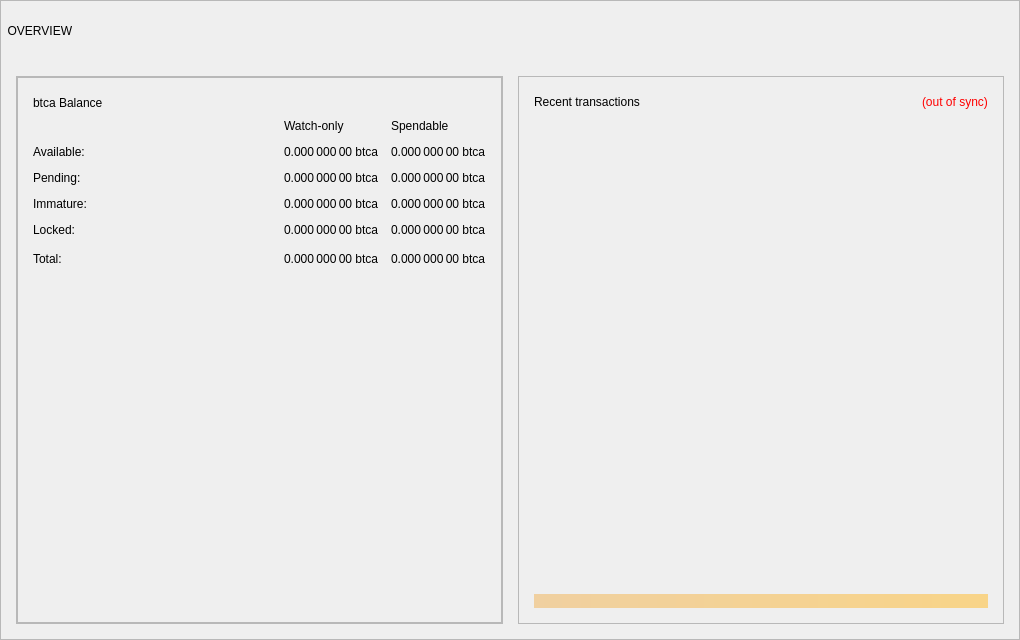
Before: the Qt Designer form src/qt/forms/overviewpage.ui in bitcoinrub/btcr, drawn with Qt 5.
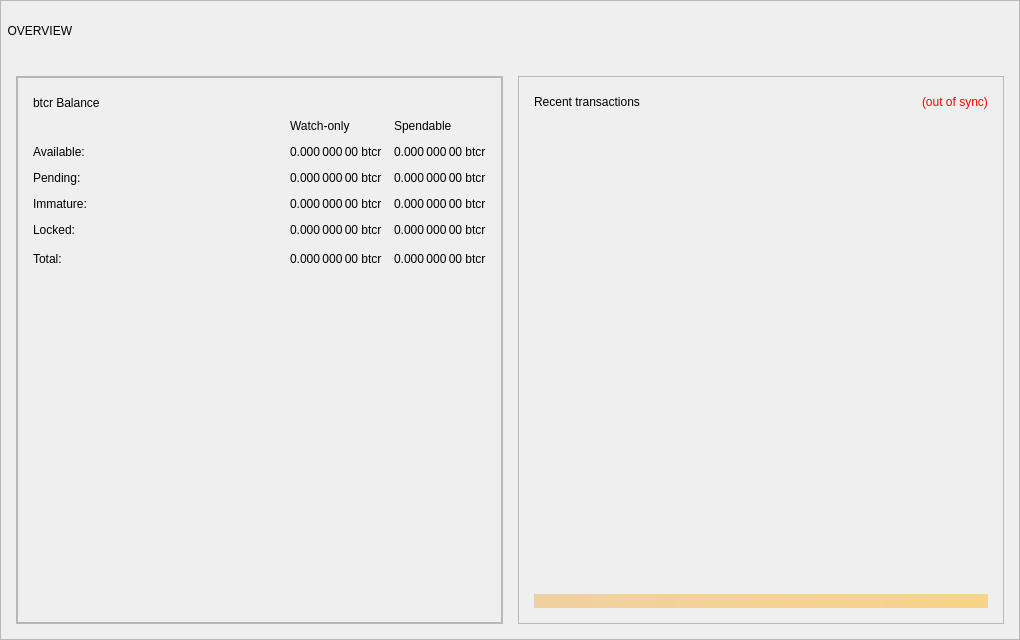
After: the same form once the commit is applied.

```diff
--- a/src/qt/forms/overviewpage.ui
+++ b/src/qt/forms/overviewpage.ui
@@ -291,7 +291,7 @@
                           <font/>
                          </property>
                          <property name="text">
-                          <string>btca Balance</string>
+                          <string>btcr Balance</string>
                          </property>
                         </widget>
                        </item>
@@ -388,7 +388,7 @@
                           <string>Your current balance in watch-only addresses</string>
                          </property>
                          <property name="text">
-                          <string notr="true">0.000 000 00 btca</string>
+                          <string notr="true">0.000 000 00 btcr</string>
                          </property>
                          <property name="alignment">
                           <set>Qt::AlignLeading|Qt::AlignLeft|Qt::AlignVCenter</set>
@@ -410,7 +410,7 @@
                           <string>Your current spendable balance</string>
                          </property>
                          <property name="text">
-                          <string notr="true">0.000 000 00 btca</string>
+                          <string notr="true">0.000 000 00 btcr</string>
                          </property>
                          <property name="alignment">
                           <set>Qt::AlignLeading|Qt::AlignLeft|Qt::AlignVCenter</set>
@@ -432,7 +432,7 @@
                           <string>Unconfirmed transactions to watch-only addresses</string>
                          </property>
                          <property name="text">
-                          <string notr="true">0.000 000 00 btca</string>
+                          <string notr="true">0.000 000 00 btcr</string>
                          </property>
                          <property name="alignment">
                           <set>Qt::AlignLeading|Qt::AlignLeft|Qt::AlignVCenter</set>
@@ -454,7 +454,7 @@
                           <string>Total of transactions that have yet to be confirmed, and do not yet count toward the spendable balance</string>
                          </property>
                          <property name="text">
-                          <string notr="true">0.000 000 00 btca</string>
+                          <string notr="true">0.000 000 00 btcr</string>
                          </property>
                          <property name="alignment">
                           <set>Qt::AlignLeading|Qt::AlignLeft|Qt::AlignVCenter</set>
@@ -476,7 +476,7 @@
                           <string>Staked or masternode rewards in watch-only addresses that has not yet matured</string>
                          </property>
                          <property name="text">
-                          <string notr="true">0.000 000 00 btca</string>
+                          <string notr="true">0.000 000 00 btcr</string>
                          </property>
                          <property name="alignment">
                           <set>Qt::AlignLeading|Qt::AlignLeft|Qt::AlignVCenter</set>
@@ -498,7 +498,7 @@
                           <string>Staked or masternode rewards that has not yet matured</string>
                          </property>
                          <property name="text">
-                          <string notr="true">0.000 000 00 btca</string>
+                          <string notr="true">0.000 000 00 btcr</string>
                          </property>
                          <property name="alignment">
                           <set>Qt::AlignLeading|Qt::AlignLeft|Qt::AlignVCenter</set>
@@ -520,7 +520,7 @@
                           <string>Current locked balance in watch-only addresses</string>
                          </property>
                          <property name="text">
-                          <string notr="true">0.000 000 00 btca</string>
+                          <string notr="true">0.000 000 00 btcr</string>
                          </property>
                          <property name="alignment">
                           <set>Qt::AlignLeading|Qt::AlignLeft|Qt::AlignVCenter</set>
@@ -542,7 +542,7 @@
                           <string>Locked btca or Masternode collaterals. These are excluded from zbtca minting.</string>
                          </property>
                          <property name="text">
-                          <string notr="true">0.000 000 00 btca</string>
+                          <string notr="true">0.000 000 00 btcr</string>
                          </property>
                          <property name="alignment">
                           <set>Qt::AlignLeading|Qt::AlignLeft|Qt::AlignVCenter</set>
@@ -564,7 +564,7 @@
                           <string>Current total balance in watch-only addresses</string>
                          </property>
                          <property name="text">
-                          <string notr="true">0.000 000 00 btca</string>
+                          <string notr="true">0.000 000 00 btcr</string>
                          </property>
                          <property name="alignment">
                           <set>Qt::AlignLeading|Qt::AlignLeft|Qt::AlignVCenter</set>
@@ -586,7 +586,7 @@
                           <string>Your current btca balance, unconfirmed and immature transactions included</string>
                          </property>
                          <property name="text">
-                          <string notr="true">0.000 000 00 btca</string>
+                          <string notr="true">0.000 000 00 btcr</string>
                          </property>
                          <property name="alignment">
                           <set>Qt::AlignLeading|Qt::AlignLeft|Qt::AlignVCenter</set>
```
Left out of the diff: 10 changed lines with no effect on the pictures.
